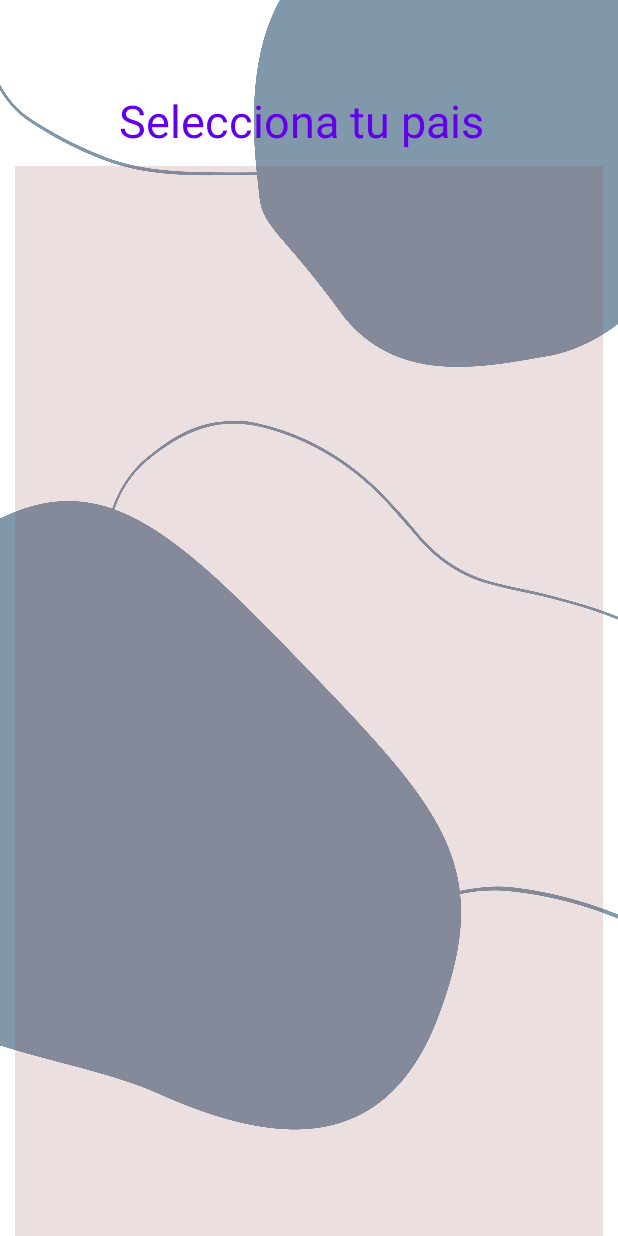
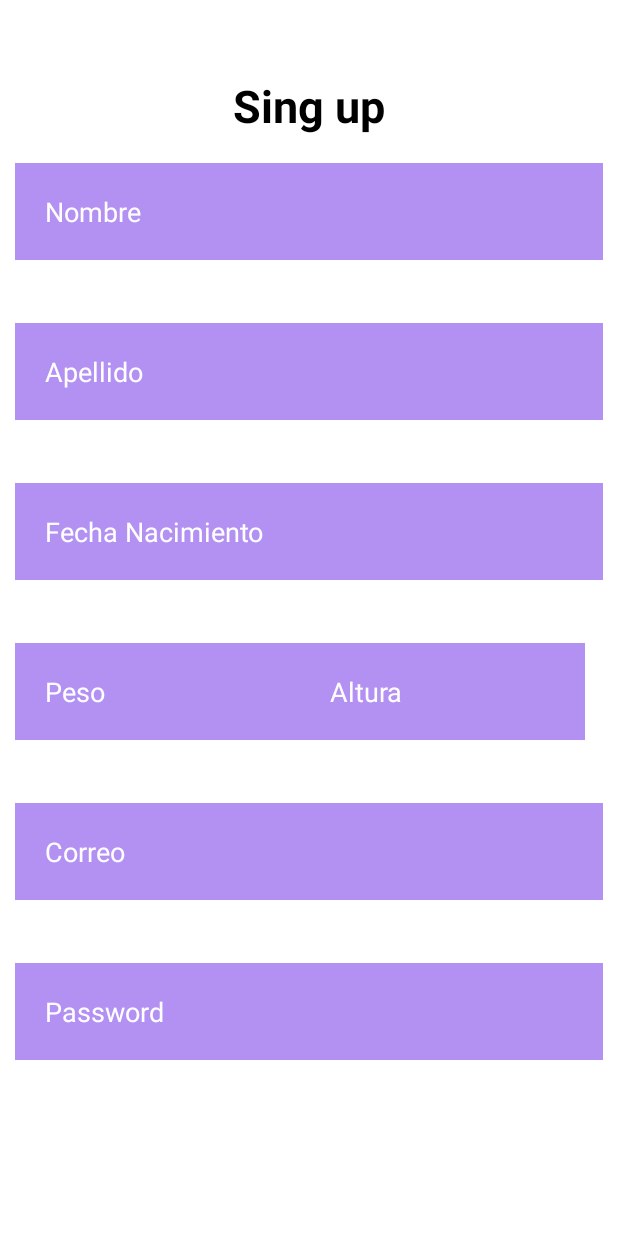
Before and after one commit to Caste23/Proyecto_Running_HN, an Android app: the screen it shows after launch (MainActivity), on a phone screen of 412 x 824 dp. Run offline under Robolectric (Android 15) with nearby library versions, the light colour scheme and no system bars.

Commit message:
Nuevos activitis

```diff
--- a/app/src/main/AndroidManifest.xml
+++ b/app/src/main/AndroidManifest.xml
@@ -9,6 +9,9 @@
         android:roundIcon="@mipmap/ic_launcher_round"
         android:supportsRtl="true"
         android:theme="@style/Theme.RunningHN">
+        <activity
+            android:name=".registrar"
+            android:exported="false" />
         <activity
             android:name=".Pais"
             android:exported="false" />
--- a/app/src/main/java/com/example/runninghn/MainActivity.java
+++ b/app/src/main/java/com/example/runninghn/MainActivity.java
@@ -21,7 +21,7 @@ public class MainActivity extends AppCompatActivity {
 
     protected void onCreate(Bundle savedInstanceState) {
         super.onCreate(savedInstanceState);
-        setContentView(R.layout.activity_pais);
+        setContentView(R.layout.activity_registrar);
 
 
     }
--- /dev/null
+++ b/app/src/main/java/com/example/runninghn/registrar.java
@@ -0,0 +1,14 @@
+package com.example.runninghn;
+
+import androidx.appcompat.app.AppCompatActivity;
+
+import android.os.Bundle;
+
+public class registrar extends AppCompatActivity {
+
+    @Override
+    protected void onCreate(Bundle savedInstanceState) {
+        super.onCreate(savedInstanceState);
+        setContentView(R.layout.activity_registrar);
+    }
+}
--- a/app/src/main/res/layout/activity_main.xml
+++ b/app/src/main/res/layout/activity_main.xml
@@ -27,15 +27,17 @@
         android:layout_width="match_parent"
         android:layout_height="wrap_content"
         android:layout_below="@id/singin"
+        android:layout_marginStart="10dp"
+        android:layout_marginTop="10dp"
+        android:layout_marginEnd="10dp"
+        android:layout_marginBottom="10dp"
         android:background="#90773DEA"
-        android:hint="username"
-        android:textColor="@color/white"
-        android:textColorHint="@color/white"
-        android:layout_margin="10dp"
-        android:padding="20dp"
         android:drawableLeft="@drawable/ic_baseline_person_outline_24"
         android:drawablePadding="20dp"
-        android:layout_marginTop="-7dp" />
+        android:hint="username"
+        android:padding="20dp"
+        android:textColor="@color/white"
+        android:textColorHint="@color/white" />
 
     <EditText
         android:id="@+id/password"
--- /dev/null
+++ b/app/src/main/res/layout/activity_registrar.xml
@@ -0,0 +1,133 @@
+<?xml version="1.0" encoding="utf-8"?>
+<RelativeLayout xmlns:android="http://schemas.android.com/apk/res/android"
+    xmlns:app="http://schemas.android.com/apk/res-auto"
+    xmlns:tools="http://schemas.android.com/tools"
+    android:layout_width="match_parent"
+    android:layout_height="match_parent"
+    tools:context=".registrar">
+
+    <TextView
+        android:id="@+id/singup"
+        android:layout_width="match_parent"
+        android:layout_height="wrap_content"
+        android:layout_marginStart="50dp"
+        android:layout_marginTop="50dp"
+        android:layout_marginEnd="50dp"
+        android:layout_marginBottom="50dp"
+        android:gravity="center"
+        android:text="Sing up"
+        android:textColor="@color/black"
+        android:textSize="30dp"
+        android:textStyle="bold" />
+
+
+    <EditText
+        android:id="@+id/txtnombre"
+        android:layout_width="match_parent"
+        android:layout_height="wrap_content"
+        android:layout_below="@id/singup"
+        android:layout_marginStart="10dp"
+        android:layout_marginEnd="10dp"
+        android:layout_marginBottom="10dp"
+        android:layout_marginTop="-32dp"
+        android:background="#90773DEA"
+        android:drawablePadding="20dp"
+        android:hint="Nombre"
+        android:padding="20dp"
+        android:textColor="@color/white"
+        android:textColorHint="@color/white" />
+    <EditText
+        android:id="@+id/txtapellido"
+        android:layout_width="match_parent"
+        android:layout_height="wrap_content"
+        android:layout_below="@id/txtnombre"
+        android:layout_marginStart="10dp"
+        android:layout_marginEnd="10dp"
+        android:layout_marginBottom="10dp"
+        android:layout_marginTop="32dp"
+        android:background="#90773DEA"
+        android:drawablePadding="20dp"
+        android:hint="Apellido"
+        android:padding="20dp"
+        android:textColor="@color/white"
+        android:textColorHint="@color/white" />
+    <EditText
+        android:id="@+id/txtfecha"
+        android:layout_width="match_parent"
+        android:layout_height="wrap_content"
+        android:layout_below="@id/txtapellido"
+        android:layout_marginStart="10dp"
+        android:layout_marginEnd="10dp"
+        android:layout_marginBottom="10dp"
+        android:layout_marginTop="32dp"
+        android:background="#90773DEA"
+        android:drawablePadding="20dp"
+        android:hint="Fecha Nacimiento"
+        android:padding="20dp"
+        android:textColor="@color/white"
+        android:textColorHint="@color/white" />
+
+    <EditText
+        android:id="@+id/txtpeso"
+        android:layout_width="190dp"
+        android:layout_height="wrap_content"
+        android:layout_below="@id/txtfecha"
+        android:layout_marginStart="10dp"
+        android:layout_marginTop="32dp"
+        android:layout_marginEnd="10dp"
+        android:layout_marginBottom="10dp"
+        android:background="#90773DEA"
+        android:drawablePadding="20dp"
+        android:hint="Peso"
+        android:padding="20dp"
+        android:textColor="@color/white"
+        android:textColorHint="@color/white" />
+
+    <EditText
+        android:id="@+id/txtaltura"
+        android:layout_width="190dp"
+        android:layout_height="wrap_content"
+        android:layout_below="@id/txtfecha"
+        android:layout_marginStart="200dp"
+        android:layout_marginTop="32dp"
+        android:layout_marginEnd="10dp"
+        android:layout_marginBottom="10dp"
+        android:background="#90773DEA"
+        android:drawablePadding="20dp"
+        android:hint="Altura"
+        android:padding="20dp"
+        android:textColor="@color/white"
+        android:textColorHint="@color/white" />
+    <EditText
+    android:id="@+id/txtcorreo"
+    android:layout_width="match_parent"
+    android:layout_height="wrap_content"
+    android:layout_below="@id/txtpeso"
+    android:layout_marginStart="10dp"
+    android:layout_marginEnd="10dp"
+    android:layout_marginBottom="10dp"
+    android:layout_marginTop="32dp"
+    android:background="#90773DEA"
+    android:drawablePadding="20dp"
+    android:hint="Correo"
+    android:padding="20dp"
+    android:textColor="@color/white"
+    android:textColorHint="@color/white" />
+    <EditText
+        android:id="@+id/txtcontrasenia"
+        android:layout_width="match_parent"
+        android:layout_height="wrap_content"
+        android:layout_below="@id/txtcorreo"
+        android:layout_marginStart="10dp"
+        android:layout_marginEnd="10dp"
+        android:layout_marginBottom="10dp"
+        android:layout_marginTop="32dp"
+        android:background="#90773DEA"
+        android:drawablePadding="20dp"
+        android:hint="Password"
+        android:padding="20dp"
+        android:textColor="@color/white"
+        android:textColorHint="@color/white" />
+
+
+</RelativeLayout>
```
